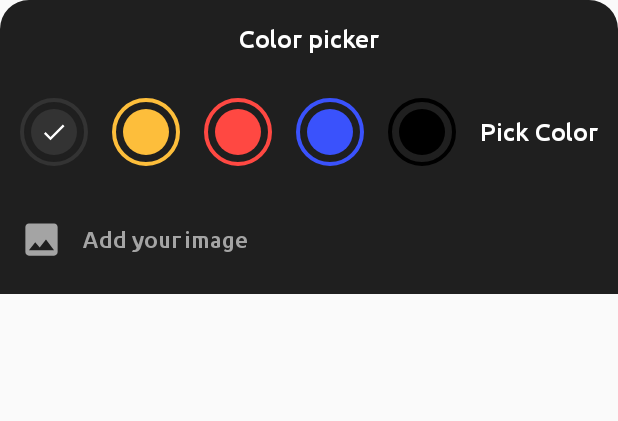
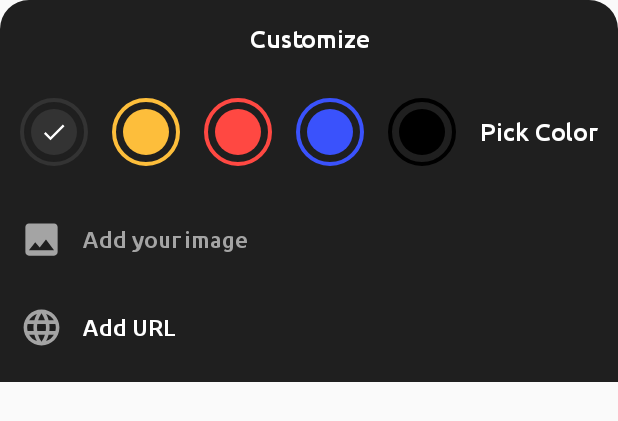
Before and after one commit to stefanluiken/ideaNotes, an Android app: the layout layout_miscellaneous.xml on its own in the app's theme, with its tools: preview values and no code run, on a phone screen of 412 x 824 dp. Shown: the top 421 px of the screen. Run offline under Robolectric (Android 15) with nearby library versions, the phone set to English and light mode, and no system bars.

Commit message:
Implemented URL picker

```diff
--- a/app/src/main/res/layout/layout_miscellaneous.xml
+++ b/app/src/main/res/layout/layout_miscellaneous.xml
@@ -17,7 +17,7 @@
         android:fontFamily="@font/ubuntu_medium"
         android:gravity="center"
         android:includeFontPadding="false"
-        android:text="@string/color_picker"
+        android:text="Customize"
         android:textColor="@color/white"
         android:textSize="@dimen/_13ssp"/>
 
@@ -179,4 +179,36 @@
 
     </LinearLayout>
 
+    <LinearLayout
+        android:id="@+id/layoutAddUrl"
+        android:layout_width="match_parent"
+        android:layout_height="@dimen/_35sdp"
+        android:layout_marginStart="@dimen/_10sdp"
+        android:layout_marginEnd="@dimen/_10sdp"
+        android:layout_marginBottom="@dimen/_10sdp"
+        android:gravity="center_vertical"
+        android:orientation="horizontal"
+        tools:ignore="UseCompoundDrawables">
+
+        <ImageView
+            android:layout_width="@dimen/_22sdp"
+            android:layout_height="@dimen/_22sdp"
+            android:contentDescription="@string/app_name"
+            android:src="@drawable/ic_web_link"
+            app:tint="@color/colorIcons" />
+
+        <TextView
+            android:layout_width="match_parent"
+            android:layout_height="wrap_content"
+            android:layout_marginStart="@dimen/_10sdp"
+            android:fontFamily="@font/ubuntu_medium"
+            android:includeFontPadding="false"
+            android:text="Add URL"
+            android:textColor="@color/white"
+            android:textSize="@dimen/_12ssp"/>
+
+    </LinearLayout>
+
+
+
 </LinearLayout>
```
Also changed, not shown: app/src/main/java/com/example/ideanotes/activities/CreateNoteActivity.java (+66 -1 lines), app/src/main/res/drawable/background_dialog.xml (added, +8 -0 lines), app/src/main/res/layout/activity_create_note.xml (+29 -1 lines), app/src/main/res/layout/layout_add_url.xml (added, +99 -0 lines).
